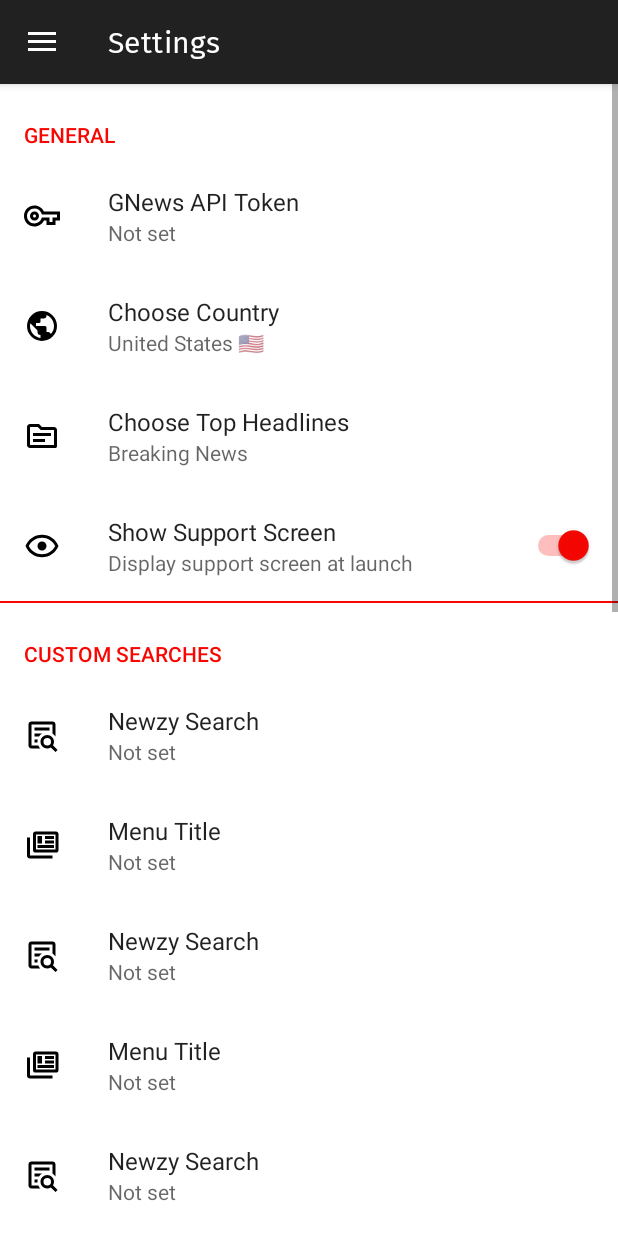
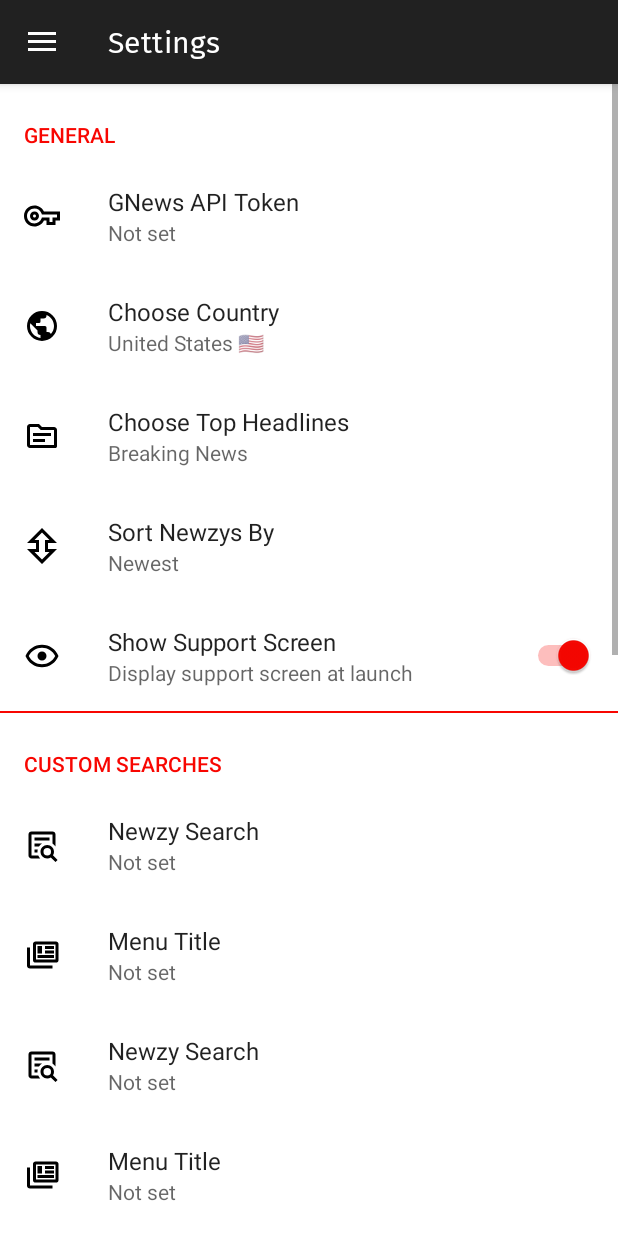
Before and after one commit to josephamcdonald/Newzy, an Android app: the fragment NewzyFragment placed in its activity, after a tap on "Settings", on a phone screen of 412 x 824 dp. Run offline under Robolectric (Android 15) with nearby library versions, the phone set to English and light mode, and no system bars; our stand-ins replace androidx.preference; 1 other tap on this screen came first.

Commit message:
Remove Newzys To List setting and move Sort Newzys By setting.

```diff
--- a/newzy/src/main/java/com/josephamcdonald/android/newzy/NewzyFragment.java
+++ b/newzy/src/main/java/com/josephamcdonald/android/newzy/NewzyFragment.java
@@ -226,10 +226,6 @@ public class NewzyFragment extends Fragment implements LoaderCallbacks<List<Newz
                 getString(R.string.settings_sort_newzys_by_key),
                 getString(R.string.settings_sort_newzys_by_default));
 
-        String newzysToList = sp.getString(
-                getString(R.string.settings_newzys_to_list_key),
-                getString(R.string.settings_newzys_to_list_default));
-
         String newzysFromDate = sp.getString(
                 getString(R.string.settings_newzys_from_date_key),
                 getString(R.string.settings_newzys_from_date_default));
@@ -263,9 +259,6 @@ public class NewzyFragment extends Fragment implements LoaderCallbacks<List<Newz
         // Append COUNTRY parameter.
         uriBuilder.appendQueryParameter(getString(R.string.country), newzysCountry);
 
-        // Append MAX items to list parameter.
-        uriBuilder.appendQueryParameter(getString(R.string.max), newzysToList);
-
         // If NOT empty, append FROM date parameter.
         if (!Objects.requireNonNull(newzysFromDate).isEmpty()) {
             uriBuilder.appendQueryParameter(getString(R.string.from), newzysFromDate + getString(R.string.from_time_append));
--- a/newzy/src/main/res/values/arrays.xml
+++ b/newzy/src/main/res/values/arrays.xml
@@ -14,20 +14,6 @@
     <string-array name="settings_sort_newzys_by_values">
         <item>@string/settings_sort_newzys_by_newest_value</item>
         <item>@string/settings_sort_newzys_by_relevance_value</item>
-    </string-array>
-
-    <string-array name="settings_newzys_to_list_labels">
-        <item>@string/settings_10_newzys_label</item>
-        <item>@string/settings_25_newzys_label</item>
-        <item>@string/settings_50_newzys_label</item>
-        <item>@string/settings_100_newzys_label</item>
-    </string-array>
-
-    <string-array name="settings_newzys_to_list_values">
-        <item>@string/settings_10_newzys_value</item>
-        <item>@string/settings_25_newzys_value</item>
-        <item>@string/settings_50_newzys_value</item>
-        <item>@string/settings_100_newzys_value</item>
     </string-array>
 
     <string-array name="settings_top_headlines_labels">
--- a/newzy/src/main/res/values/strings.xml
+++ b/newzy/src/main/res/values/strings.xml
@@ -53,7 +53,6 @@
     <string name="sort_newzys_by">Sort Newzys By</string>
     <string name="newest">Newest</string>
     <string name="relevance">Relevance</string>
-    <string name="newzys_to_list">Newzys To List</string>
     <string name="from_date">From Date</string>
     <string name="to_date">To Date</string>
 
@@ -100,27 +99,6 @@
     <!-- Label for order-by relevance option [CHAR LIMIT=20] -->
     <string name="settings_sort_newzys_by_relevance_label">@string/relevance</string>
     <string name="settings_sort_newzys_by_relevance_value" translatable="false">relevance</string>
-
-    <!-- Strings For Newzys To List Preference [CHAR LIMIT=30] -->
-    <string name="settings_newzys_to_list_label">@string/newzys_to_list</string>
-    <string name="settings_newzys_to_list_key" translatable="false">@string/max</string>
-    <string name="settings_newzys_to_list_default" translatable="false">@string/settings_10_newzys_value</string>
-
-    <!-- Label for 10 Newzys option -->
-    <string name="settings_10_newzys_label">10 (FREE plan)</string>
-    <string name="settings_10_newzys_value" translatable="false">10</string>
-
-    <!-- Label for 25 Newzys option -->
-    <string name="settings_25_newzys_label">25 (ESSENTIAL plan)</string>
-    <string name="settings_25_newzys_value" translatable="false">25</string>
-
-    <!-- Label for 50 Newzys option -->
-    <string name="settings_50_newzys_label">50 (BUSINESS plan)</string>
-    <string name="settings_50_newzys_value" translatable="false">50</string>
-
-    <!-- Label for 100 Newzys option -->
-    <string name="settings_100_newzys_label">100 (ENTERPRISE plan)</string>
-    <string name="settings_100_newzys_value" translatable="false">100</string>
 
     <!-- Strings For Country Preference [CHAR LIMIT=30] -->
     <string name="settings_country_label">@string/choose_country</string>
--- a/newzy/src/main/res/xml/preferences.xml
+++ b/newzy/src/main/res/xml/preferences.xml
@@ -34,6 +34,15 @@
             android:icon="@drawable/ic_topic"
             android:key="@string/settings_top_headlines_key"
             android:title="@string/settings_top_headlines_label"
+            app:useSimpleSummaryProvider="true" />
+
+        <ListPreference
+            android:defaultValue="@string/settings_sort_newzys_by_default"
+            android:entries="@array/settings_sort_newzys_by_labels"
+            android:entryValues="@array/settings_sort_newzys_by_values"
+            android:icon="@drawable/ic_sort"
+            android:key="@string/settings_sort_newzys_by_key"
+            android:title="@string/settings_sort_newzys_by_label"
             app:useSimpleSummaryProvider="true" />
 
         <SwitchPreference
@@ -138,28 +147,6 @@
     </PreferenceCategory>
 
     <PreferenceCategory
-        android:title="@string/organize"
-        app:iconSpaceReserved="false">
-        <ListPreference
-            android:defaultValue="@string/settings_sort_newzys_by_default"
-            android:entries="@array/settings_sort_newzys_by_labels"
-            android:entryValues="@array/settings_sort_newzys_by_values"
-            android:icon="@drawable/ic_sort"
-            android:key="@string/settings_sort_newzys_by_key"
-            android:title="@string/settings_sort_newzys_by_label"
-            app:useSimpleSummaryProvider="true" />
-
-        <ListPreference
-            android:defaultValue="@string/settings_newzys_to_list_default"
-            android:entries="@array/settings_newzys_to_list_labels"
-            android:entryValues="@array/settings_newzys_to_list_values"
-            android:icon="@drawable/ic_list_numbered"
-            android:key="@string/settings_newzys_to_list_key"
-            android:title="@string/settings_newzys_to_list_label"
-            app:useSimpleSummaryProvider="true" />
-    </PreferenceCategory>
-
-    <PreferenceCategory
         android:title="@string/optional"
         app:iconSpaceReserved="false">
         <EditTextPreference
```
